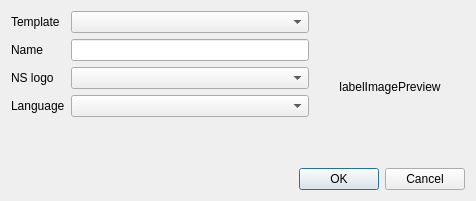
Before: the Qt Designer form sims_maps/create_layout_dialog.ui in rodekruis/sims_maps_qgis_plugin, drawn with Qt 5.
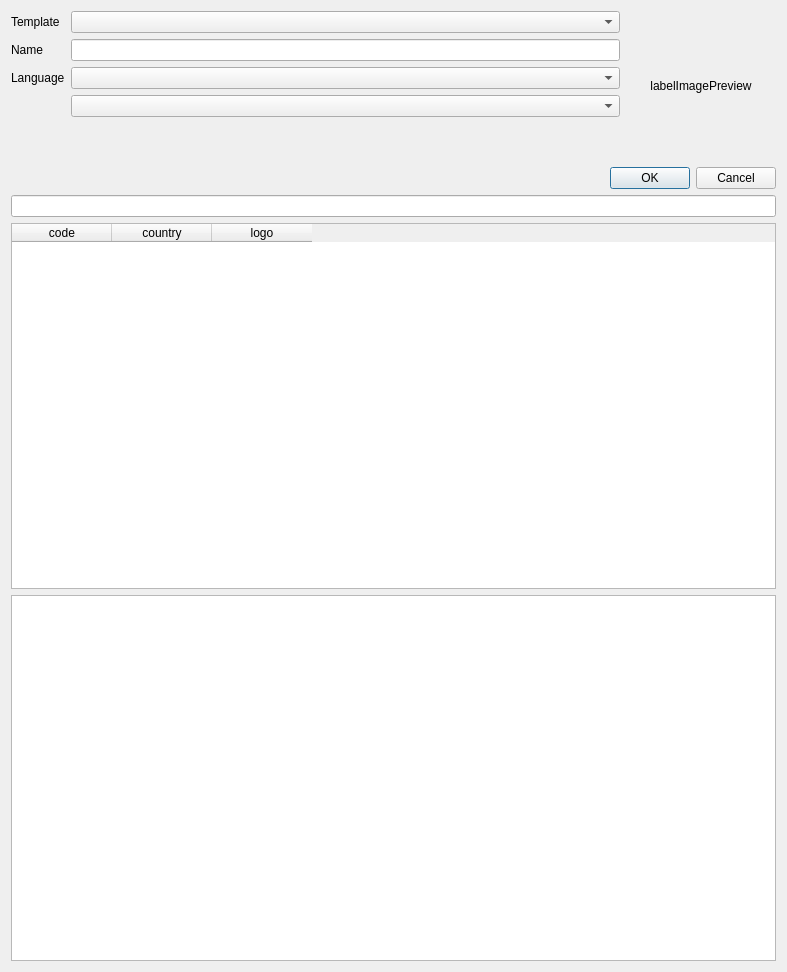
After: the same form once the commit is applied.

Patch:
```diff
--- a/sims_maps/create_layout_dialog.ui
+++ b/sims_maps/create_layout_dialog.ui
@@ -6,8 +6,8 @@
    <rect>
     <x>0</x>
     <y>0</y>
-    <width>476</width>
-    <height>201</height>
+    <width>787</width>
+    <height>972</height>
    </rect>
   </property>
   <property name="windowTitle">
@@ -51,25 +51,18 @@
         <widget class="QLineEdit" name="lineEditName"/>
        </item>
        <item row="2" column="0">
-        <widget class="QLabel" name="labelNsLogo">
-         <property name="text">
-          <string>NS logo</string>
-         </property>
-        </widget>
-       </item>
-       <item row="2" column="1">
-        <widget class="QComboBox" name="comboBoxNsLogo"/>
-       </item>
-       <item row="3" column="0">
         <widget class="QLabel" name="labelLanguage">
          <property name="text">
           <string>Language</string>
          </property>
         </widget>
        </item>
-       <item row="3" column="1">
+       <item row="2" column="1">
         <widget class="QComboBox" name="comboBoxLanguage"/>
        </item>
+       <item row="3" column="1">
+        <widget class="QComboBox" name="comboBoxNsLogo"/>
+       </item>
       </layout>
      </item>
      <item>
@@ -100,6 +93,34 @@
      </property>
     </widget>
    </item>
+   <item>
+    <widget class="QLineEdit" name="lineEditNsLogoFilter"/>
+   </item>
+   <item>
+    <widget class="QTableWidget" name="tableWidgetNsLogo">
+     <property name="columnCount">
+      <number>3</number>
+     </property>
+     <column>
+      <property name="text">
+       <string>code</string>
+      </property>
+     </column>
+     <column>
+      <property name="text">
+       <string>country</string>
+      </property>
+     </column>
+     <column>
+      <property name="text">
+       <string>logo</string>
+      </property>
+     </column>
+    </widget>
+   </item>
+   <item>
+    <widget class="QTableView" name="tableViewNsLogo"/>
+   </item>
   </layout>
  </widget>
  <resources/>
```
